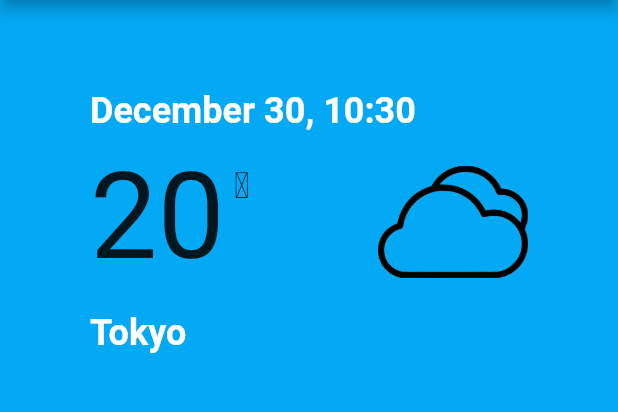
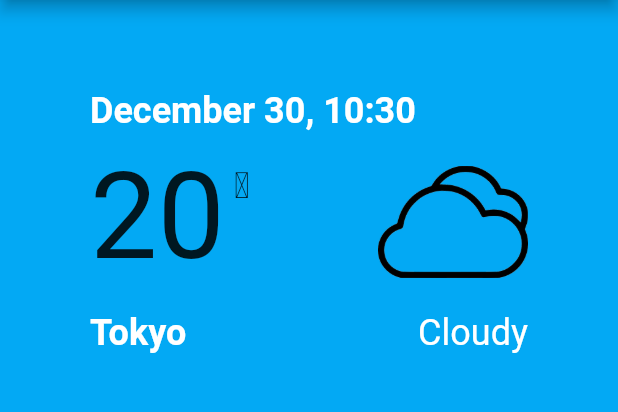
Before and after one commit to ashenmalaka/Flutter_Weather_APP, a Flutter app: the screen it shows after launch, on a phone screen of 412 x 824 dp, the part 84-496 px from its top. Run offline on Flutter 3.47's test engine with Material 2 defaults, Android fonts, the phone set to English and light mode, and no system bars.

Commit message:
Added weather nature

```diff
--- a/weather_app/lib/ui/Weather.dart
+++ b/weather_app/lib/ui/Weather.dart
@@ -68,6 +68,14 @@ class Weather extends StatelessWidget{
                 fontWeight: FontWeight.bold,
                 color: Colors.white
               ),
+            ),
+
+            Text(
+              'Cloudy',
+              style: TextStyle(
+                fontSize: 24.0,
+                color: Colors.white
+              ),
             )
           ],
         ),
```
